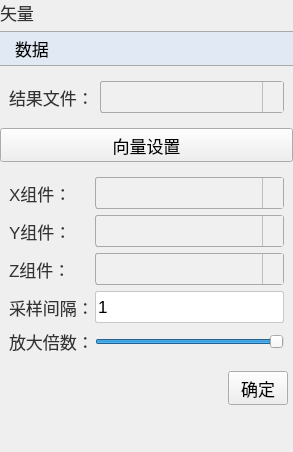
asd977/base_cae, file plugins/Base_PostProcessing/VectorSettingWidget.ui: the form before one commit.
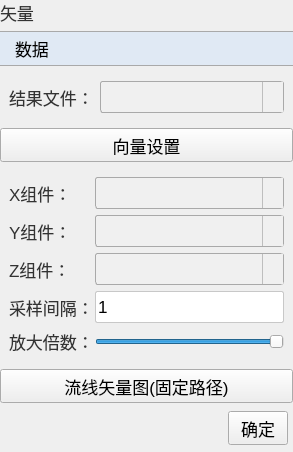
The form after the commit. Icons and pictures are not drawn.

Commit message: feat(post): add fixed-path streamline vector visualization

```diff
--- a/plugins/Base_PostProcessing/VectorSettingWidget.ui
+++ b/plugins/Base_PostProcessing/VectorSettingWidget.ui
@@ -275,6 +275,13 @@
      </layout>
     </widget>
    </item>
+   <item>
+    <widget class="QPushButton" name="streamlinePushButton">
+     <property name="text">
+      <string>流线矢量图(固定路径)</string>
+     </property>
+    </widget>
+   </item>
    <item>
     <layout class="QHBoxLayout" name="horizontalLayout">
      <item>
```
The commit also changes 3 other files.
